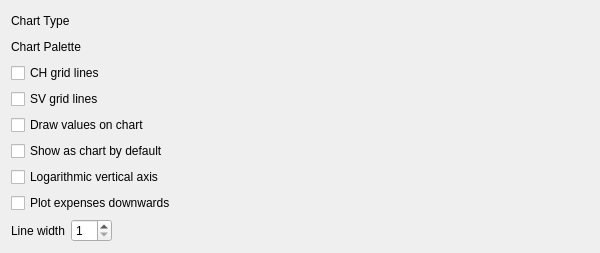
Above: kmymoney/plugins/views/reports/reporttabchart.ui from KDE/kmymoney before the change. Below: the same form after it.
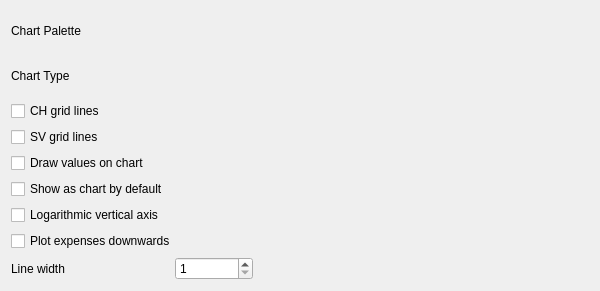
That is the form after the change. Custom widgets are drawn as their Qt base class.

Commit message:
In ui file of report general use grid layout
This fixes an issue that the associated widget needs to much width.

In ui file of report row/col query tab use grid layout

In ui file for report chart tab fix grid layout

In ui file for report range use vertical layout

CCBUG:518850

The edit to the form file:
```diff
--- a/kmymoney/plugins/views/reports/reporttabchart.ui
+++ b/kmymoney/plugins/views/reports/reporttabchart.ui
@@ -7,7 +7,7 @@
     <x>0</x>
     <y>0</y>
     <width>600</width>
-    <height>234</height>
+    <height>291</height>
    </rect>
   </property>
   <property name="windowTitle">
@@ -19,52 +19,8 @@
   <property name="whatsThis">
    <string>&lt;p&gt;On this tab, you configure the chart drawn for this report.&lt;/p&gt;</string>
   </property>
-  <layout class="QVBoxLayout">
-   <item>
-    <layout class="QHBoxLayout">
-     <item>
-      <widget class="QLabel" name="textLabel1">
-       <property name="sizePolicy">
-        <sizepolicy hsizetype="Preferred" vsizetype="Preferred">
-         <horstretch>0</horstretch>
-         <verstretch>0</verstretch>
-        </sizepolicy>
-       </property>
-       <property name="toolTip">
-        <string>&lt;p&gt;Select what form you would like the chart to be drawn as.&lt;/p&gt;</string>
-       </property>
-       <property name="text">
-        <string>Chart Type</string>
-       </property>
-       <property name="wordWrap">
-        <bool>false</bool>
-       </property>
-      </widget>
-     </item>
-     <item>
-      <widget class="KMyMoneyGeneralCombo" name="m_comboType" native="true"/>
-     </item>
-     <item>
-      <spacer name="spacer1">
-       <property name="orientation">
-        <enum>Qt::Horizontal</enum>
-       </property>
-       <property name="sizeType">
-        <enum>QSizePolicy::Expanding</enum>
-       </property>
-       <property name="sizeHint" stdset="0">
-        <size>
-         <width>121</width>
-         <height>20</height>
-        </size>
-       </property>
-      </spacer>
-     </item>
-    </layout>
-   </item>
-   <item>
-    <layout class="QHBoxLayout" name="_2">
-     <item>
+  <layout class="QGridLayout" name="gridLayout">
+   <item row="0" column="0">
       <widget class="QLabel" name="textLabel1_2">
        <property name="sizePolicy">
         <sizepolicy hsizetype="Preferred" vsizetype="Preferred">
@@ -86,27 +42,46 @@
      <item>
       <widget class="KMyMoneyGeneralCombo" name="m_comboPalette" native="true"/>
      </item>
-     <item>
-      <spacer name="spacer1_2">
-       <property name="orientation">
-        <enum>Qt::Horizontal</enum>
-       </property>
-       <property name="sizeType">
-        <enum>QSizePolicy::Expanding</enum>
-       </property>
-       <property name="sizeHint" stdset="0">
-        <size>
-         <width>121</width>
-         <height>20</height>
-        </size>
-       </property>
-      </spacer>
-     </item>
-    </layout>
+   <item row="1" column="0">
+    <widget class="QLabel" name="textLabel1">
+     <property name="sizePolicy">
+      <sizepolicy hsizetype="Preferred" vsizetype="Preferred">
+       <horstretch>0</horstretch>
+       <verstretch>0</verstretch>
+      </sizepolicy>
+     </property>
+     <property name="toolTip">
+      <string>&lt;p&gt;Select what form you would like the chart to be drawn as.&lt;/p&gt;</string>
+     </property>
+     <property name="text">
+      <string>Chart Type</string>
+     </property>
+     <property name="wordWrap">
+      <bool>false</bool>
+     </property>
+    </widget>
+   </item>
+   <item row="1" column="1">
+    <widget class="KMyMoneyGeneralCombo" name="m_comboType" native="true"/>
    </item>
-   <item>
-    <layout class="QGridLayout" name="gridLayout">
      <item row="2" column="0">
+    <widget class="QCheckBox" name="m_checkCHGridLines">
+     <property name="toolTip">
+      <string>&lt;p&gt;Select this option to show horizontal and vertical grid lines on the chart.&lt;/p&gt;</string>
+     </property>
+     <property name="text">
+      <string notr="true">CH grid lines</string>
+     </property>
+    </widget>
+   </item>
+   <item row="3" column="0">
+    <widget class="QCheckBox" name="m_checkSVGridLines">
+     <property name="text">
+      <string notr="true">SV grid lines</string>
+     </property>
+    </widget>
+   </item>
+   <item row="4" column="0">
       <widget class="QCheckBox" name="m_checkValues">
        <property name="toolTip">
         <string>&lt;p&gt;Select this option to draw the numeric values for data points next to their plot location.&lt;/p&gt;</string>
@@ -116,7 +91,7 @@
        </property>
       </widget>
      </item>
-     <item row="3" column="0">
+   <item row="5" column="0">
       <widget class="QCheckBox" name="m_checkShowChart">
        <property name="toolTip">
         <string>&lt;p&gt;Select this option to cause the report to be shown as a chart when you first open the report.  Otherwise, it will come up as a text report.&lt;/p&gt;</string>
@@ -126,42 +101,21 @@
        </property>
       </widget>
      </item>
-     <item row="1" column="0">
-      <widget class="QCheckBox" name="m_checkSVGridLines">
-       <property name="text">
-        <string notr="true">SV grid lines</string>
-       </property>
-      </widget>
-     </item>
-     <item row="0" column="0">
-      <widget class="QCheckBox" name="m_checkCHGridLines">
-       <property name="toolTip">
-        <string>&lt;p&gt;Select this option to show horizontal and vertical grid lines on the chart.&lt;/p&gt;</string>
-       </property>
-       <property name="text">
-        <string notr="true">CH grid lines</string>
-       </property>
-      </widget>
-     </item>
-     <item row="4" column="0">
+   <item row="6" column="0">
       <widget class="QCheckBox" name="m_logYaxis">
        <property name="text">
         <string>Logarithmic vertical axis</string>
        </property>
       </widget>
      </item>
-     <item row="5" column="0">
+   <item row="7" column="0" colspan="6">
       <widget class="QCheckBox" name="m_negExpenses">
        <property name="text">
         <string>Plot expenses downwards</string>
        </property>
       </widget>
      </item>
-    </layout>
-   </item>
-   <item>
-    <layout class="QHBoxLayout">
-     <item>
+   <item row="8" column="0">
       <widget class="QLabel" name="textLabel6">
        <property name="sizePolicy">
         <sizepolicy hsizetype="Preferred" vsizetype="Preferred">
@@ -180,7 +134,7 @@
        </property>
       </widget>
      </item>
-     <item>
+   <item row="8" column="1">
       <widget class="QSpinBox" name="m_lineWidth">
        <property name="minimum">
         <number>1</number>
@@ -190,40 +144,6 @@
        </property>
       </widget>
      </item>
-     <item>
-      <spacer name="spacer2">
-       <property name="orientation">
-        <enum>Qt::Horizontal</enum>
-       </property>
-       <property name="sizeType">
-        <enum>QSizePolicy::Expanding</enum>
-       </property>
-       <property name="sizeHint" stdset="0">
-        <size>
-         <width>121</width>
-         <height>20</height>
-        </size>
-       </property>
-      </spacer>
-     </item>
-    </layout>
-   </item>
-   <item>
-    <spacer name="spacer15">
-     <property name="orientation">
-      <enum>Qt::Vertical</enum>
-     </property>
-     <property name="sizeType">
-      <enum>QSizePolicy::Expanding</enum>
-     </property>
-     <property name="sizeHint" stdset="0">
-      <size>
-       <width>20</width>
-       <height>20</height>
-      </size>
-     </property>
-    </spacer>
-   </item>
   </layout>
  </widget>
  <layoutdefault spacing="6" margin="11"/>
```
Left out of the diff: 3 changed lines with no effect on the pictures. Lines whose indentation alone changed are shown as unchanged. The commit also changes 3 other files.
